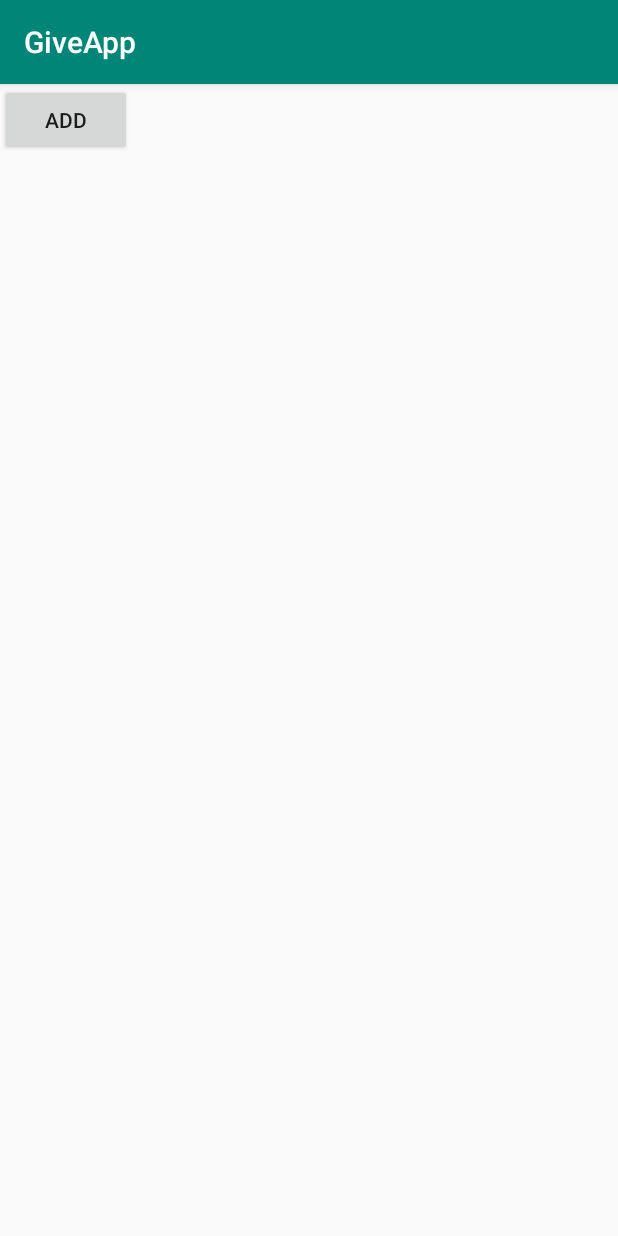
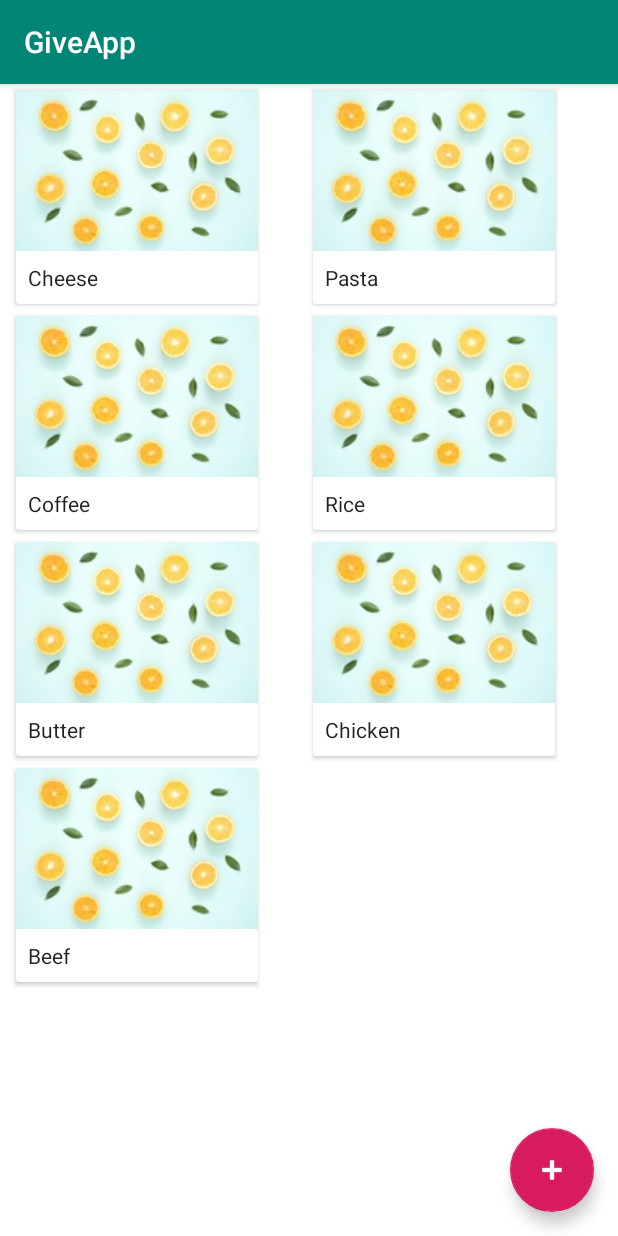
Before and after one commit to Northerngirlit/GiveApp, an Android app: the screen it shows after launch (MainActivity), on a phone screen of 412 x 824 dp. Run offline under Robolectric (Android 15) with nearby library versions, the phone set to English and light mode, and no system bars; our stand-ins replace Dagger/Hilt's generated code, Firebase (no records; nobody signed in at launch, a user with empty details on screens opened directly); libraries missing offline, so code that uses them is left out: kotlin.coroutines.experimental, kotlinx.coroutines.experimental.

Commit message:
Add Home screen with dummy items

```diff
--- a/app/build.gradle
+++ b/app/build.gradle
@@ -23,9 +23,13 @@ android {
 
 dependencies {
     implementation fileTree(dir: 'libs', include: ['*.jar'])
-    implementation"org.jetbrains.kotlin:kotlin-stdlib-jdk7:$kotlin_version"
-    implementation 'com.android.support:appcompat-v7:28.0.0'
+    implementation "org.jetbrains.kotlin:kotlin-stdlib-jdk7:$kotlin_version"
+    implementation "com.android.support:appcompat-v7:$support_lib_version"
     implementation 'com.android.support.constraint:constraint-layout:1.1.3'
+    implementation "com.android.support:cardview-v7:$support_lib_version"
+    implementation "com.android.support:recyclerview-v7:$support_lib_version"
+    implementation "com.android.support:design:$support_lib_version"
+
     testImplementation 'junit:junit:4.12'
     androidTestImplementation 'com.android.support.test:runner:1.0.2'
     androidTestImplementation 'com.android.support.test.espresso:espresso-core:3.0.2'
--- a/app/src/main/java/com/truecaller/giveapp/model/Item.kt
+++ b/app/src/main/java/com/truecaller/giveapp/model/Item.kt
@@ -12,4 +12,8 @@ class Item {
     var longitude: Double = 0.0
     var phone: String = ""
     var address: String = ""
+
+    constructor(name: String) { //Temporary constructor for testing purposes TODO remove
+        title = name
+    }
 }
--- a/app/src/main/java/com/truecaller/giveapp/presenter/ItemListPresenter.kt
+++ b/app/src/main/java/com/truecaller/giveapp/presenter/ItemListPresenter.kt
@@ -21,7 +21,7 @@ class ItemListPresenter @Inject constructor(
     }
 
     fun addItem() {
-        val item = Item()
+        val item = Item("Cheese")
         item.title = "Cheese"
         item.description = "Gauda cheese for free."
         itemManager.addItem(item)
--- /dev/null
+++ b/app/src/main/java/com/truecaller/giveapp/utils/Extensions.kt
@@ -0,0 +1,19 @@
+package com.truecaller.giveapp.utils
+
+import android.view.LayoutInflater
+import android.view.View
+import android.view.ViewGroup
+import android.widget.ImageView
+
+
+////////////////////ViewGroup//////////////////////////
+
+fun ViewGroup.inflate(layoutRes: Int): View {
+    return LayoutInflater.from(context).inflate(layoutRes, this, false)
+}
+
+////////////////////ImageView//////////////////////////
+
+fun ImageView.loadUrl(url: String?) {
+    //TODO load image
+}
--- a/app/src/main/java/com/truecaller/giveapp/view/ItemListFragment.kt
+++ b/app/src/main/java/com/truecaller/giveapp/view/ItemListFragment.kt
@@ -10,22 +10,19 @@ import com.truecaller.giveapp.App
 import com.truecaller.giveapp.R
 import com.truecaller.giveapp.model.Item
 import com.truecaller.giveapp.presenter.ItemListPresenter
+import com.truecaller.giveapp.view.adapters.ItemListAdapter
+import kotlinx.android.synthetic.main.fragment_item_list.*
 import javax.inject.Inject
 
-class ItemListFragment: Fragment(), ItemListView {
+class ItemListFragment : Fragment(), ItemListView {
 
     @Inject
     lateinit var presenter: ItemListPresenter
 
     override fun onCreate(savedInstanceState: Bundle?) {
-        App.component.inject(this);
+        App.component.inject(this)
         super.onCreate(savedInstanceState)
         presenter.onAttachView(this)
-    }
-
-    override fun onDetach() {
-        super.onDetach()
-        presenter.onDetachView()
     }
 
     override fun onCreateView(inflater: LayoutInflater, container: ViewGroup?, savedInstanceState: Bundle?): View? {
@@ -34,19 +31,49 @@ class ItemListFragment: Fragment(), ItemListView {
 
     override fun onViewCreated(view: View, savedInstanceState: Bundle?) {
         super.onViewCreated(view, savedInstanceState)
-        view.findViewById<View>(R.id.add).setOnClickListener { presenter.addItem() }
+
+        fabAddItem.setOnClickListener { presenter.addItem() }
+
+        showItemList(addTempItems())
+    }
+
+    private fun setUpRecyclerView(items: ArrayList<Item>) {
+        rvItems.adapter = ItemListAdapter(items)
+    }
+
+    /**
+     * TODO Remove later (only for testing)
+     */
+    private fun addTempItems(): List<Item> {
+        val items: ArrayList<Item> = ArrayList()
+        items.add(Item("Cheese"))
+        items.add(Item("Pasta"))
+        items.add(Item("Coffee"))
+        items.add(Item("Rice"))
+        items.add(Item("Butter"))
+        items.add(Item("Chicken"))
+        items.add(Item("Beef"))
+        return items
     }
 
     override fun showItemList(itemList: List<Item>) {
-        TODO("not implemented") //To change body of created functions use File | Settings | File Templates.
+        setUpRecyclerView(itemList as ArrayList<Item>)
     }
 
     override fun showProgress(show: Boolean) {
-        Toast.makeText(context, "Progress $show", Toast.LENGTH_SHORT).show()
+        progressBar.visibility = if (show) {
+            View.VISIBLE
+        } else {
+            View.GONE
+        }
     }
 
-    override fun showError() {
-        TODO("not implemented") //To change body of created functions use File | Settings | File Templates.
+    override fun showError(message: String) {
+        Toast.makeText(context, message, Toast.LENGTH_SHORT).show()
     }
 
+    override fun onDetach() {
+        super.onDetach()
+        presenter.onDetachView()
+    }
 }
--- a/app/src/main/java/com/truecaller/giveapp/view/ItemListView.kt
+++ b/app/src/main/java/com/truecaller/giveapp/view/ItemListView.kt
@@ -5,5 +5,5 @@ import com.truecaller.giveapp.model.Item
 interface ItemListView {
     fun showItemList(itemList: List<Item>)
     fun showProgress(show: Boolean)
-    fun showError()
+    fun showError(message: String)
 }
--- /dev/null
+++ b/app/src/main/java/com/truecaller/giveapp/view/adapters/ItemListAdapter.kt
@@ -0,0 +1,44 @@
+package com.truecaller.giveapp.view.adapters
+
+import android.support.v7.widget.RecyclerView
+import android.view.View
+import android.view.ViewGroup
+import com.truecaller.giveapp.R
+import com.truecaller.giveapp.model.Item
+import com.truecaller.giveapp.utils.inflate
+import com.truecaller.giveapp.utils.loadUrl
+import kotlinx.android.synthetic.main.row_item.view.*
+
+
+class ItemListAdapter(private val items: ArrayList<Item>) :
+    RecyclerView.Adapter<ItemListAdapter.ItemsViewHolder>() {
+
+    override fun onCreateViewHolder(parent: ViewGroup, viewType: Int): ItemsViewHolder {
+        return ItemsViewHolder(parent.inflate(R.layout.row_item))
+    }
+
+    override fun onBindViewHolder(holder: ItemsViewHolder, position: Int) {
+        holder.bind(items[position])
+    }
+
+    override fun getItemCount(): Int {
+        return items.size
+    }
+
+    private fun addItems(newItems: List<Item>) {
+        val count = itemCount
+        items.addAll(newItems)
+        notifyItemRangeInserted(count, newItems.size)
+    }
+
+    class ItemsViewHolder(view: View) : RecyclerView.ViewHolder(view) {
+
+        fun bind(item: Item) {
+            itemView.title.text = item.title
+
+            itemView.thumbnail.loadUrl(item.logo)//TODO load thumbnail
+        }
+
+
+    }
+}
--- a/app/src/main/res/layout/fragment_item_list.xml
+++ b/app/src/main/res/layout/fragment_item_list.xml
@@ -1,11 +1,40 @@
 <?xml version="1.0" encoding="utf-8"?>
-<android.support.constraint.ConstraintLayout xmlns:android="http://schemas.android.com/apk/res/android"
-                                             android:layout_width="match_parent"
-                                             android:layout_height="match_parent">
-    <Button
-            android:text="ADD"
-            android:id="@+id/add"
+<android.support.design.widget.CoordinatorLayout
+        xmlns:android="http://schemas.android.com/apk/res/android"
+        xmlns:app="http://schemas.android.com/apk/res-auto"
+        xmlns:tools="http://schemas.android.com/tools"
+        android:layout_width="match_parent"
+        android:background="@android:color/white"
+        android:layout_height="match_parent">
+
+    <android.support.v7.widget.RecyclerView
+            android:id="@+id/rvItems"
+            android:layout_width="match_parent"
+            android:layout_height="match_parent"
+            app:layoutManager="android.support.v7.widget.StaggeredGridLayoutManager"
+            app:spanCount="2"
+            tools:listitem="@layout/row_item"
+            android:layout_marginStart="@dimen/spacing_small"
+            android:layout_marginEnd="@dimen/spacing_small"
+            android:orientation="vertical"
+            app:layout_behavior="@string/appbar_scrolling_view_behavior"/>
+
+    <ProgressBar
+            android:id="@+id/progressBar"
+            android:layout_width="@dimen/progress_size"
+            android:layout_height="@dimen/progress_size"
+            android:layout_gravity="center"
+            android:visibility="gone"/>
+
+    <android.support.design.widget.FloatingActionButton
+            android:id="@+id/fabAddItem"
             android:layout_width="wrap_content"
-            android:layout_height="wrap_content"/>
+            android:layout_height="wrap_content"
+            android:layout_margin="@dimen/spacing_normal"
+            android:src="@android:drawable/ic_input_add"
+            android:tint="@android:color/white"
+            app:fabSize="normal"
+            app:layout_anchor="@id/rvItems"
+            app:layout_anchorGravity="bottom|end"/>
 
-</android.support.constraint.ConstraintLayout>
+</android.support.design.widget.CoordinatorLayout>
--- /dev/null
+++ b/app/src/main/res/layout/row_item.xml
@@ -0,0 +1,46 @@
+<?xml version="1.0" encoding="utf-8"?>
+<android.support.constraint.ConstraintLayout
+        xmlns:android="http://schemas.android.com/apk/res/android"
+        xmlns:card_view="http://schemas.android.com/apk/res-auto"
+        xmlns:tools="http://schemas.android.com/tools"
+        android:layout_width="wrap_content"
+        android:layout_height="wrap_content">
+
+    <android.support.v7.widget.CardView
+            android:id="@+id/card_view"
+            android:layout_width="wrap_content"
+            android:layout_height="wrap_content"
+            android:layout_gravity="center"
+            card_view:cardBackgroundColor="@android:color/white"
+            card_view:cardCornerRadius="@dimen/corners_tiny"
+            card_view:cardUseCompatPadding="true">
+
+        <RelativeLayout
+                android:layout_width="match_parent"
+                android:layout_height="match_parent">
+
+            <ImageView
+                    android:id="@+id/thumbnail"
+                    android:layout_width="wrap_content"
+                    android:layout_height="wrap_content"
+                    android:background="?attr/selectableItemBackgroundBorderless"
+                    android:clickable="true"
+                    android:scaleType="fitCenter"
+                    tools:src="@tools:sample/avatars"
+                    android:src="@drawable/test_image"
+                    tools:ignore="ContentDescription"/>
+
+            <TextView
+                    android:id="@+id/title"
+                    android:layout_width="wrap_content"
+                    android:layout_height="wrap_content"
+                    android:layout_below="@id/thumbnail"
+                    android:layout_margin="@dimen/spacing_small"
+                    android:textColor="@color/font_primary"
+                    tools:text="Cheese"
+                    android:textSize="@dimen/font_regular"/>
+
+        </RelativeLayout>
+    </android.support.v7.widget.CardView>
+
+</android.support.constraint.ConstraintLayout>
--- a/app/src/main/res/values/colors.xml
+++ b/app/src/main/res/values/colors.xml
@@ -3,4 +3,10 @@
     <color name="colorPrimary">#008577</color>
     <color name="colorPrimaryDark">#00574B</color>
     <color name="colorAccent">#D81B60</color>
+
+
+    <!--Fonts-->
+    <color name="font_primary">#de000000</color> <!--Black 0.87 alpha -->
+    <color name="font_secondary">#8a000000</color> <!--Black 0.54 alpha -->
+
 </resources>
--- /dev/null
+++ b/app/src/main/res/values/dimens.xml
@@ -0,0 +1,20 @@
+<?xml version="1.0" encoding="utf-8"?>
+<resources>
+
+    <!-- font sizes -->
+    <dimen name="font_medium">16sp</dimen>
+    <dimen name="font_regular">14sp</dimen>
+    <dimen name="font_small">12sp</dimen>
+
+
+    <!--  Margins -->
+    <dimen name="spacing_large">20dp</dimen>
+    <dimen name="spacing_normal">16dp</dimen>
+    <dimen name="spacing_small">8dp</dimen>
+    <dimen name="spacing_tiny">5dp</dimen>
+    <dimen name="spacing_text">2dp</dimen>
+
+    <dimen name="progress_size">45dp</dimen>
+
+    <dimen name="corners_tiny">2dp</dimen>
+</resources>
--- a/build.gradle
+++ b/build.gradle
@@ -2,6 +2,7 @@
 
 buildscript {
     ext.kotlin_version = '1.2.71'
+    ext.support_lib_version = '28.0.0'
     repositories {
         google()
         jcenter()
```
Also changed, not shown: app/src/main/res/drawable/test_image.jpg (added).
